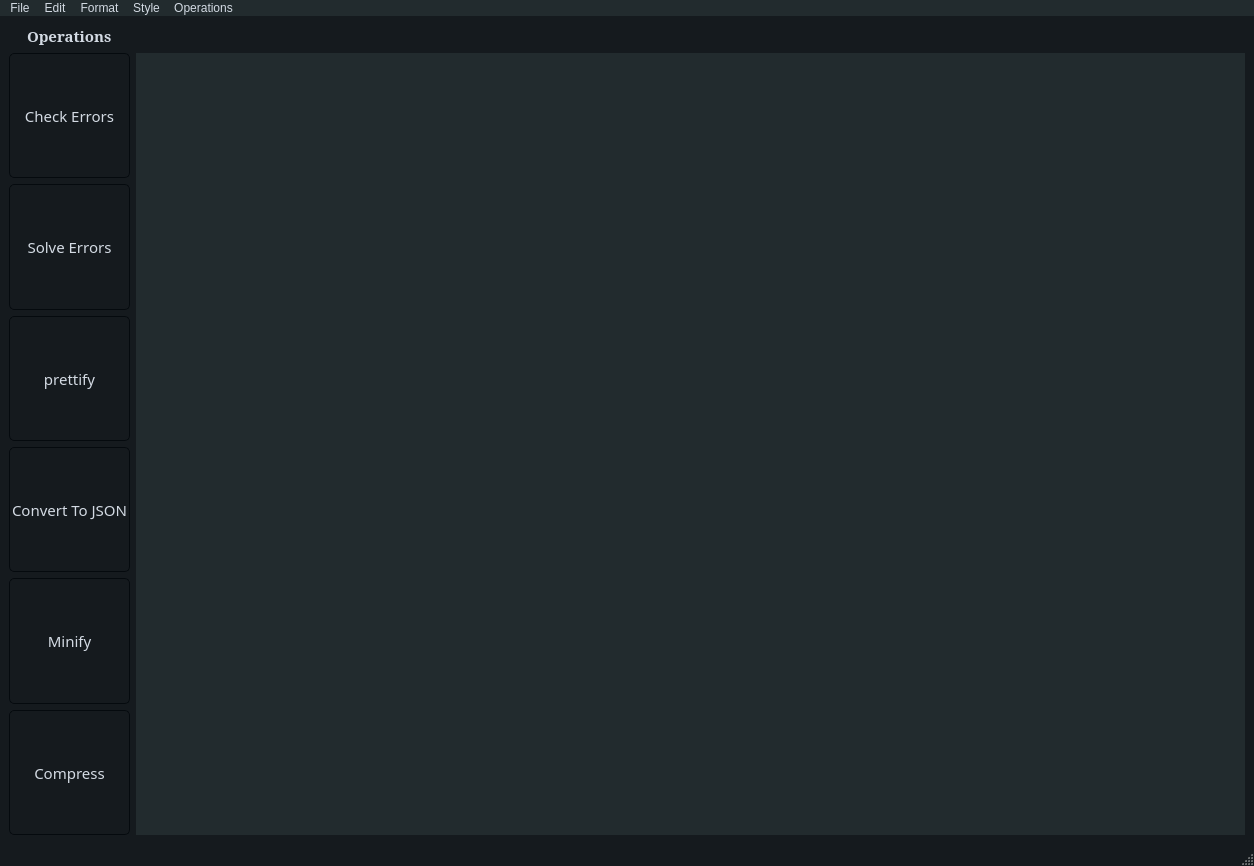
First picture: the form in XML_Editor.ui, repository MoAbdulrahem/XML_parser, before the edit.
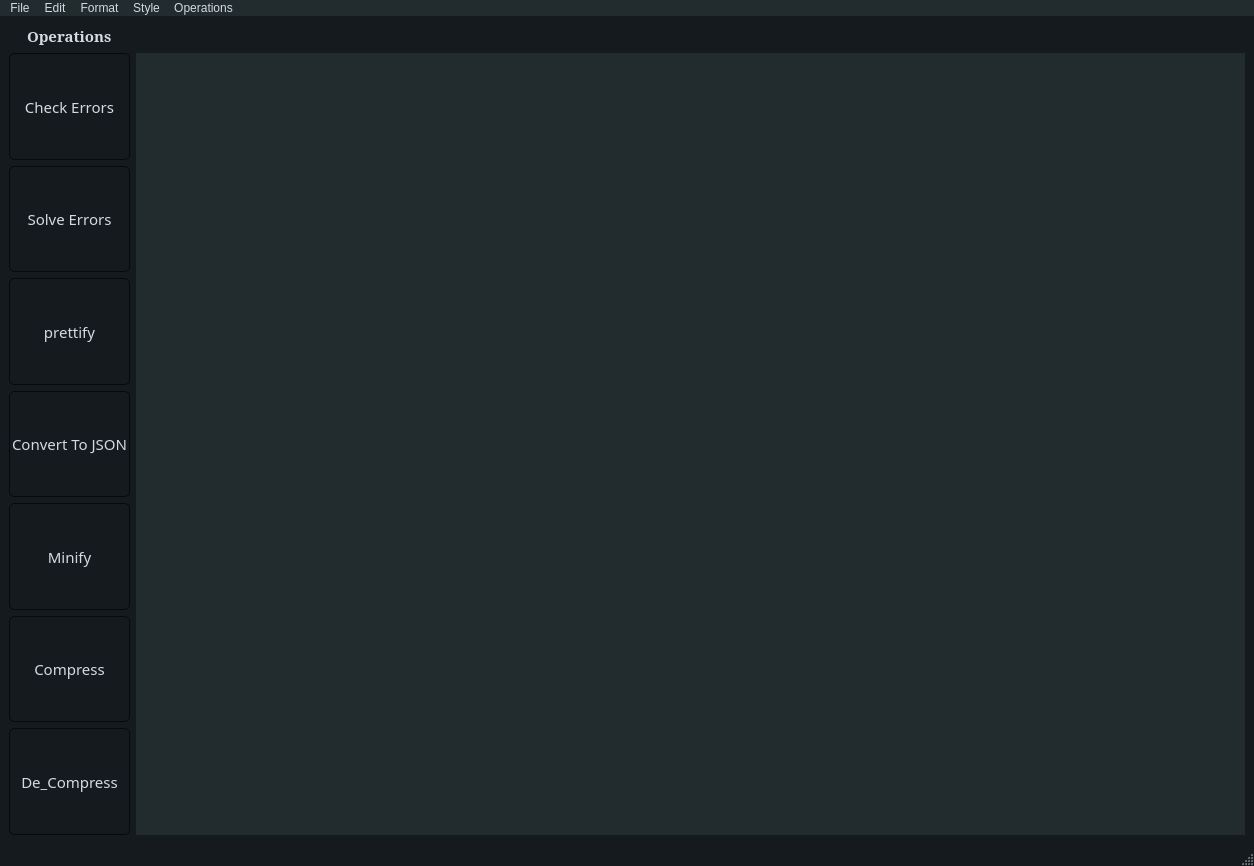
Second picture: the form after the edit. Icons and pictures are not drawn.

```diff
--- a/XML_Editor.ui
+++ b/XML_Editor.ui
@@ -745,7 +745,28 @@
       </property>
      </widget>
     </item>
-    <item row="1" column="1" rowspan="6">
+    <item row="7" column="0">
+     <widget class="QPushButton" name="pushButton_7">
+      <property name="sizePolicy">
+       <sizepolicy hsizetype="Minimum" vsizetype="Expanding">
+        <horstretch>0</horstretch>
+        <verstretch>0</verstretch>
+       </sizepolicy>
+      </property>
+      <property name="font">
+       <font>
+        <family>Bahnschrift Condensed</family>
+        <pointsize>11</pointsize>
+        <weight>50</weight>
+        <bold>false</bold>
+       </font>
+      </property>
+      <property name="text">
+       <string>De_Compress</string>
+      </property>
+     </widget>
+    </item>
+    <item row="1" column="1" rowspan="7">
      <widget class="QTextEdit" name="editor">
       <property name="toolTip">
        <string>&lt;html&gt;&lt;head/&gt;&lt;body&gt;&lt;p&gt;&lt;br/&gt;&lt;/p&gt;&lt;/body&gt;&lt;/html&gt;</string>
```
Left out of the diff: 132 changed lines with no effect on the pictures.
